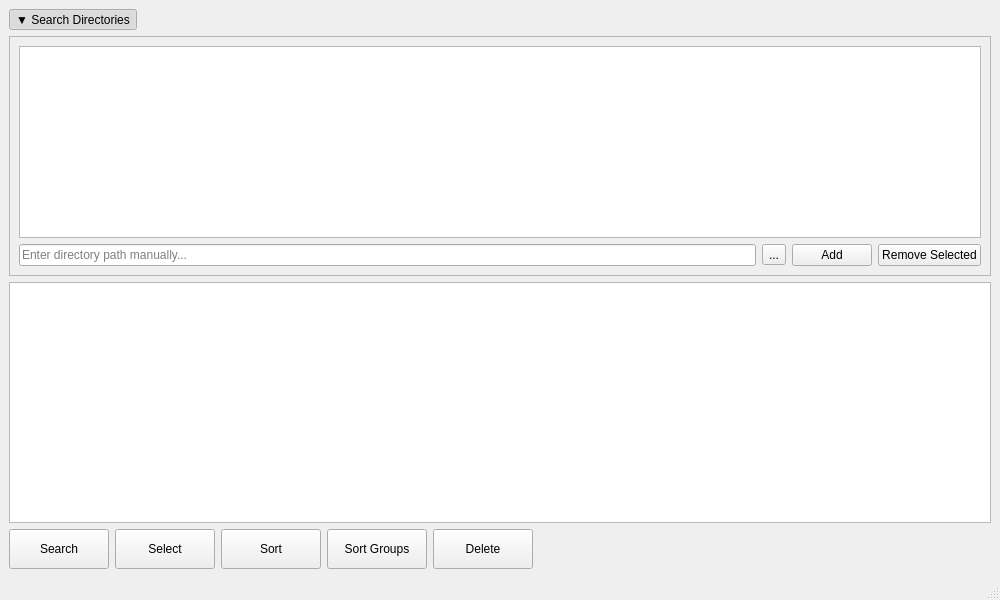
First picture: the form in src/MainWindow.ui, repository Jake-Andrews/NDVDetector, before the edit.
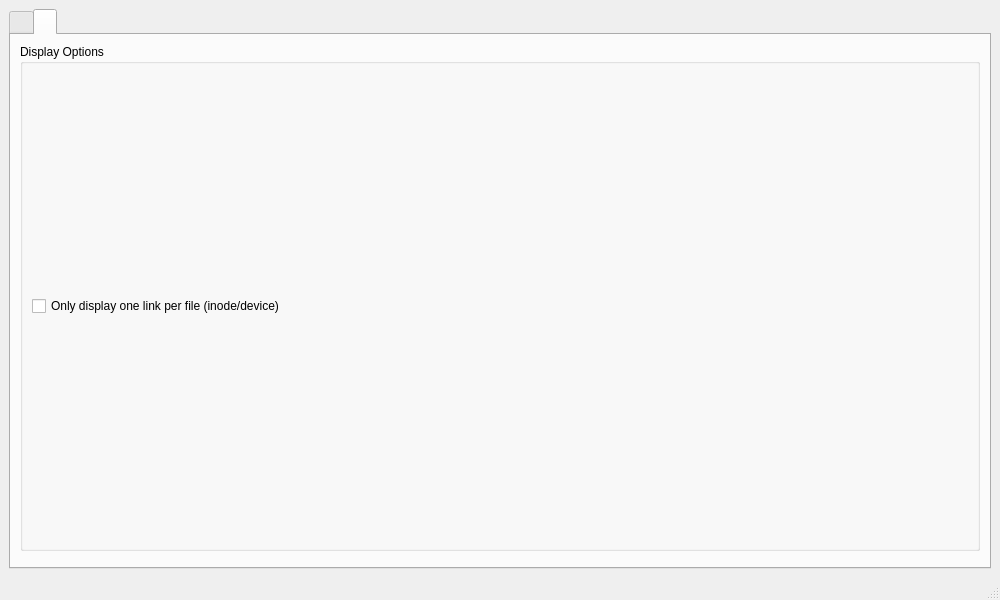
Second picture: the form after the edit. The open tabs and pages were chosen to show the change.

Commit message: Support hard links on Windows for supported file systems.

Diff of the .ui file:
```diff
--- a/src/MainWindow.ui
+++ b/src/MainWindow.ui
@@ -14,12 +14,16 @@
   <widget class="QWidget" name="centralwidget">
    <!-- Main vertical layout of the central widget -->
    <layout class="QVBoxLayout" name="verticalLayout">
-    
-    <!-- Collapsible GroupBox for directories -->
-   <!-- Tab-style collapsible section -->
+    <!-- Tab widget to hold Main view and Settings -->
+    <item>
+     <widget class="QTabWidget" name="tabWidget">
+      
+      <!-- Videos Tab -->
+      <widget class="QWidget" name="videosTab">
+       <layout class="QVBoxLayout" name="videosLayout">
+        <!-- Collapsible Search Directories -->
 <item>
   <layout class="QVBoxLayout" name="directorySectionLayout">
-    <!-- The "tab" style button -->
     <item>
       <widget class="QToolButton" name="toggleDirectoryButton">
         <property name="text">
@@ -84,17 +88,15 @@
     </item>
   </layout>
 </item>
- 
-    <!-- QTableView for displaying videos -->
+
+        <!-- Table view -->
     <item>
      <widget class="QTableView" name="tableView">
-      <property name="sortingEnabled">
-       <bool>true</bool>
-      </property>
-     </widget>
-    </item>
-    
-    <!-- Bottom row of buttons: Search, Select, Sort, Sort Groups, Delete -->
+          <property name="sortingEnabled"><bool>true</bool></property>
+         </widget>
+        </item>
+
+        <!-- Bottom buttons -->
     <item>
      <layout class="QHBoxLayout" name="bottomButtonsLayout">
       <item>
@@ -170,15 +172,52 @@
         <property name="sizeType">
          <enum>QSizePolicy::Expanding</enum>
         </property>
-        <property name="sizeHint">
-         <size>
-          <width>40</width>
-          <height>20</height>
-         </size>
-        </property>
+           </spacer>
+          </item>
+         </layout>
+        </item>
+       </layout>
+      </widget>
+      <attribute name="tabText">
+       <string>Videos</string>
+      </attribute>
+
+      <!-- Settings Tab -->
+      <widget class="QWidget" name="settingsTab">
+       <layout class="QVBoxLayout" name="settingsLayout">
+        <item>
+         <widget class="QGroupBox" name="displaySettingsGroup">
+          <property name="title">
+           <string>Display Options</string>
+          </property>
+          <layout class="QVBoxLayout" name="displaySettingsLayout">
+           <item>
+            <widget class="QCheckBox" name="singleLinkCheckBox">
+             <property name="text">
+              <string>Only display one link per file (inode/device)</string>
+             </property>
+            </widget>
+           </item>
+          </layout>
+         </widget>
+        </item>
+        <item>
+         <spacer name="verticalSpacer">
+          <property name="orientation">
+           <enum>Qt::Vertical</enum>
+          </property>
+          <property name="sizeType">
+           <enum>QSizePolicy::Expanding</enum>
+          </property>
        </spacer>
       </item>
      </layout>
+      </widget>
+      <attribute name="tabText">
+       <string>Settings</string>
+      </attribute>
+
+     </widget>
     </item>
    </layout>
   </widget>
```
Left out of the diff: 72 changed lines with no effect on the pictures. Lines whose indentation alone changed are shown as unchanged. The commit also changes 1 other file.
